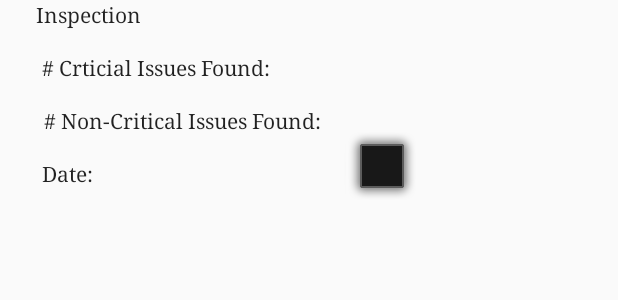
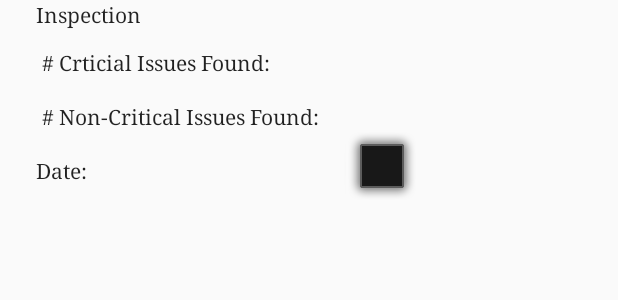
Before and after one commit to vShlapachenko/Surrey_Sanitary_Inspections_App, an Android app: the layout inspection_list_item.xml on its own in the app's theme, with its tools: preview values and no code run, on a phone screen of 412 x 824 dp. Shown: the top 300 px of the screen. Run offline under Robolectric (Android 15) with nearby library versions, the phone set to English and light mode, and no system bars.

Commit message:
User-Interface update and comment style fix
Updated the list view to showcase a 'card' type style with spacing
Updated comments and removed low level comments (supporting Java Doc style)

```diff
--- a/app/src/main/res/layout/inspection_list_item.xml
+++ b/app/src/main/res/layout/inspection_list_item.xml
@@ -32,71 +32,71 @@
         android:layout_width="wrap_content"
         android:layout_height="wrap_content"
         android:layout_marginStart="28dp"
-        android:layout_marginTop="16dp"
+        android:layout_marginTop="32dp"
         android:fontFamily="serif"
         android:text="@string/crit_text"
         android:textAppearance="@style/TextAppearance.AppCompat.Body1"
         app:layout_constraintStart_toStartOf="parent"
-        app:layout_constraintTop_toBottomOf="@+id/inspectionNumText" />
+        app:layout_constraintTop_toTopOf="parent" />
 
     <TextView
         android:id="@+id/numCritIssues"
         android:layout_width="wrap_content"
         android:layout_height="wrap_content"
-        android:layout_marginStart="7dp"
-        android:layout_marginTop="16dp"
+        android:layout_marginStart="8dp"
+        android:layout_marginTop="32dp"
         android:fontFamily="serif"
         android:textAppearance="@style/TextAppearance.AppCompat.Body1"
         app:layout_constraintStart_toEndOf="@+id/critText"
-        app:layout_constraintTop_toBottomOf="@+id/inspectionNum" />
+        app:layout_constraintTop_toTopOf="parent" />
 
     <TextView
         android:id="@+id/nonCritText"
         android:layout_width="wrap_content"
         android:layout_height="wrap_content"
-        android:layout_marginStart="29dp"
-        android:layout_marginTop="16dp"
+        android:layout_marginStart="28dp"
+        android:layout_marginTop="68dp"
         android:fontFamily="serif"
         android:text="@string/nonCrit_text"
         android:textAppearance="@style/TextAppearance.AppCompat.Body1"
         app:layout_constraintStart_toStartOf="parent"
-        app:layout_constraintTop_toBottomOf="@+id/critText" />
+        app:layout_constraintTop_toTopOf="parent" />
 
     <TextView
         android:id="@+id/numNonCritIssues"
         android:layout_width="wrap_content"
         android:layout_height="wrap_content"
-        android:layout_marginStart="7dp"
-        android:layout_marginTop="16dp"
+        android:layout_marginStart="8dp"
+        android:layout_marginTop="68dp"
         android:fontFamily="serif"
         android:textAppearance="@style/TextAppearance.AppCompat.Body1"
         app:layout_constraintStart_toEndOf="@+id/nonCritText"
-        app:layout_constraintTop_toBottomOf="@+id/numCritIssues" />
+        app:layout_constraintTop_toTopOf="parent" />
 
     <TextView
         android:id="@+id/date_text"
         android:layout_width="wrap_content"
         android:layout_height="wrap_content"
-        android:layout_marginStart="28dp"
-        android:layout_marginTop="16dp"
+        android:layout_marginStart="24dp"
+        android:layout_marginTop="104dp"
         android:fontFamily="serif"
         android:paddingBottom="10dp"
         android:text="@string/date_text"
         android:textAppearance="@style/TextAppearance.AppCompat.Body1"
         app:layout_constraintStart_toStartOf="parent"
-        app:layout_constraintTop_toBottomOf="@+id/nonCritText" />
+        app:layout_constraintTop_toTopOf="parent" />
 
     <TextView
         android:id="@+id/inspection_date"
         android:layout_width="wrap_content"
         android:layout_height="wrap_content"
-        android:layout_marginStart="5dp"
-        android:layout_marginTop="16dp"
+        android:layout_marginStart="4dp"
+        android:layout_marginTop="104dp"
         android:fontFamily="serif"
         android:paddingBottom="10dp"
         android:textAppearance="@style/TextAppearance.AppCompat.Body1"
         app:layout_constraintStart_toEndOf="@+id/date_text"
-        app:layout_constraintTop_toBottomOf="@+id/nonCritText" />
+        app:layout_constraintTop_toTopOf="parent" />
 
     <ImageView
         android:id="@+id/hazardIcon"
--- a/app/src/main/res/values/strings.xml
+++ b/app/src/main/res/values/strings.xml
@@ -26,5 +26,6 @@
     <string name="nov_month">November</string>
     <string name="dec_month">December</string>
     <string name="inspection_date">%1s %2s</string>
+    <string name="more_info_text">(click for more info)</string>
 
 </resources>
```
Also changed, not shown: app/src/main/AndroidManifest.xml (+10 -0 lines), app/src/main/java/com/example/cmpt276_project_iron/UI/CustomListAdapter.java (+29 -25 lines), app/src/main/java/com/example/cmpt276_project_iron/UI/RestaurantDetails.java (+6 -15 lines), app/src/main/res/layout/content_restaurant_details.xml (+14 -7 lines).
